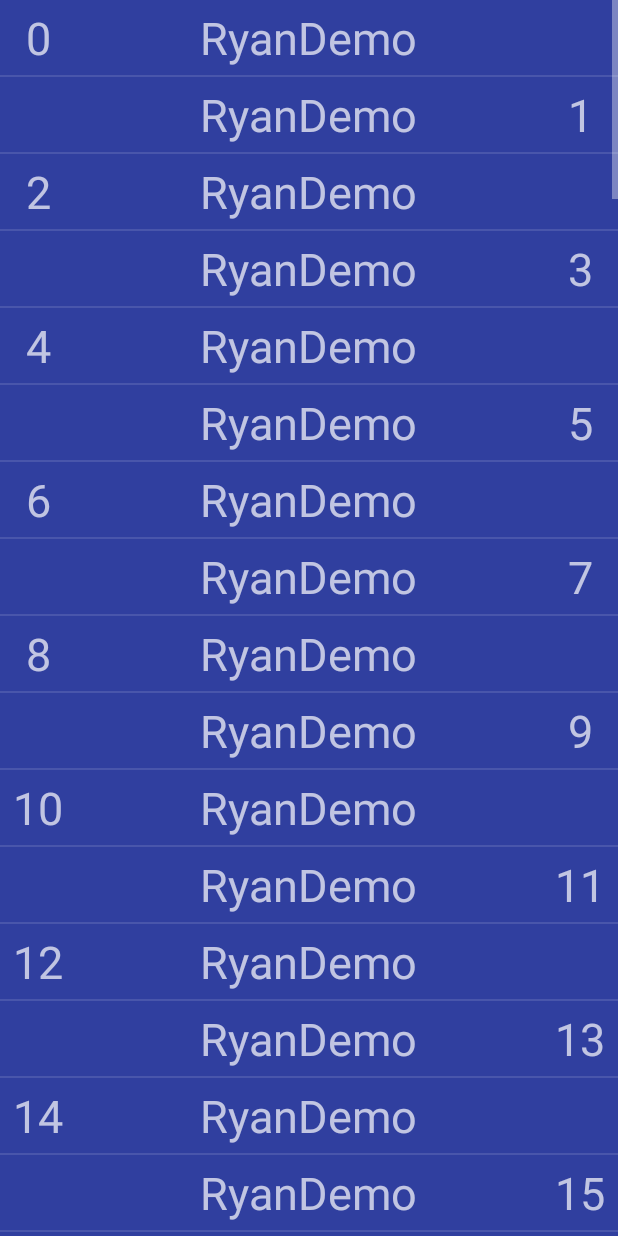
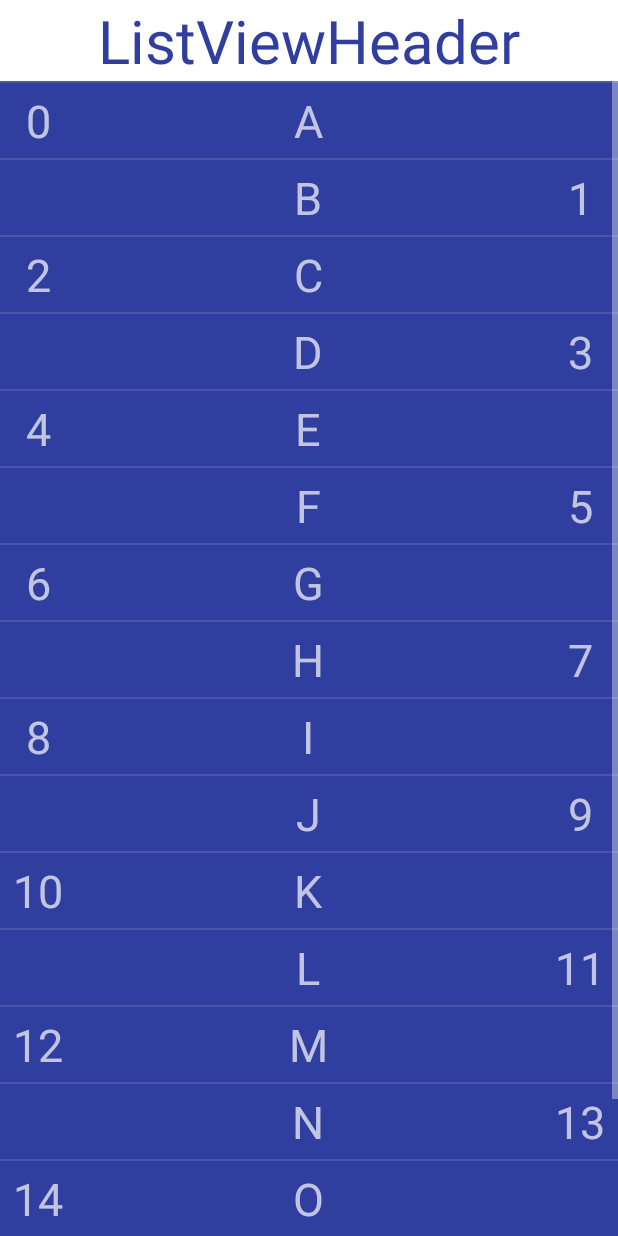
Before and after one commit to keegan118/RyanAndroidDemo, an Android app: the screen it shows after launch (ListViewActivity), after a tap on an icon or button, on a phone screen of 412 x 824 dp. Run offline under Robolectric (Android 15) with nearby library versions, the phone set to English and light mode, and no system bars.

Commit message:
Added Header, Footer, Log, SuperClass

```diff
--- a/app/src/main/AndroidManifest.xml
+++ b/app/src/main/AndroidManifest.xml
@@ -3,24 +3,22 @@
     package="com.example.rhutc.ryandemo">
 
     <application
+        android:name=".RyanApp"
         android:allowBackup="true"
         android:icon="@mipmap/ic_launcher"
         android:label="@string/app_name"
         android:supportsRtl="true"
         android:theme="@style/Theme.AppCompat.NoActionBar">
-
         <activity android:name=".MainActivity">
             <intent-filter>
                 <action android:name="android.intent.action.MAIN" />
+
                 <category android:name="android.intent.category.LAUNCHER" />
             </intent-filter>
         </activity>
+        <activity android:name=".ListViewActivity"></activity>
+        <activity android:name=".ViewPagerActivity"></activity>
+        <activity android:name=".BaseActivity"></activity>
+    </application>
 
-        <activity android:name=".ListViewActivity">
-        </activity>
-
-        <activity android:name=".ViewPagerActivity">
-        </activity>
-
-    </application>
 </manifest>
--- /dev/null
+++ b/app/src/main/java/com/example/rhutc/ryandemo/BaseActivity.java
@@ -0,0 +1,27 @@
+package com.example.rhutc.ryandemo;
+
+import android.content.Intent;
+import android.support.v7.app.AppCompatActivity;
+import android.os.Bundle;
+import android.widget.Toast;
+
+public class BaseActivity extends AppCompatActivity {
+
+    @Override
+    protected void onCreate(Bundle savedInstanceState) {
+        super.onCreate(savedInstanceState);
+    }
+
+    public void toActivity(Class name){
+        Intent intent = new Intent(this, ListViewActivity.class);
+        startActivity(intent);
+    }
+
+    public void toastShort(String s){
+        Toast.makeText(this, s, Toast.LENGTH_SHORT).show();
+    }
+
+    public void toastLong(String s){
+        Toast.makeText(this, s, Toast.LENGTH_LONG).show();
+    }
+}
--- a/app/src/main/java/com/example/rhutc/ryandemo/ListViewActivity.java
+++ b/app/src/main/java/com/example/rhutc/ryandemo/ListViewActivity.java
@@ -2,27 +2,67 @@ package com.example.rhutc.ryandemo;
 
 import android.support.v7.app.AppCompatActivity;
 import android.os.Bundle;
+import android.util.Log;
+import android.view.Gravity;
 import android.view.View;
 import android.widget.AdapterView;
+import android.widget.LinearLayout;
 import android.widget.ListView;
+import android.widget.TextView;
 import android.widget.Toast;
 
 import com.example.rhutc.ryandemo.adapter.ListViewAdapter;
+import com.example.rhutc.ryandemo.util.UtilLog;
+
+import java.util.ArrayList;
 
 public class ListViewActivity extends AppCompatActivity implements AdapterView.OnItemClickListener {
 
     private ListView listView;
+    private ArrayList<String> result;
 
     @Override
     protected void onCreate(Bundle savedInstanceState) {
         super.onCreate(savedInstanceState);
         setContentView(R.layout.activity_list_view);
+        result = new ArrayList<>();
+        createFakeResult();
         initialView();
+    }
+
+    private void createFakeResult() {
+        result.add("A");
+        result.add("B");
+        result.add("C");
+        result.add("D");
+        result.add("E");
+        result.add("F");
+        result.add("G");
+        result.add("H");
+        result.add("I");
+        result.add("J");
+        result.add("K");
+        result.add("L");
+        result.add("M");
+        result.add("N");
+        result.add("O");
+        result.add("P");
     }
 
     private void initialView() {
         listView = (ListView) findViewById(R.id.list_view);
-        ListViewAdapter listViewAdapter = new ListViewAdapter(this);
+        View v = getLayoutInflater().inflate(R.layout.list_view_header, null);
+
+        LinearLayout lvh = (LinearLayout) v.findViewById(R.id.list_view_header);
+        ListViewAdapter listViewAdapter = new ListViewAdapter(this, result);
+        listView.addHeaderView(lvh);
+
+        TextView tv = new TextView(this);
+        tv.setText("We have no more content.");
+        tv.setTextSize(28);
+        tv.setGravity(Gravity.CENTER);
+        listView.addFooterView(tv);
+
         listView.setAdapter(listViewAdapter);
         listView.setOnItemClickListener(this);
     }
@@ -30,5 +70,6 @@ public class ListViewActivity extends AppCompatActivity implements AdapterView.O
     @Override
     public void onItemClick(AdapterView<?> parent, View view, int position, long id) {
         Toast.makeText(this, "listView was clicked at position: " + position, Toast.LENGTH_LONG).show();
+        UtilLog.logD("testListViewActivity", String.valueOf(position));
     }
 }
--- a/app/src/main/java/com/example/rhutc/ryandemo/MainActivity.java
+++ b/app/src/main/java/com/example/rhutc/ryandemo/MainActivity.java
@@ -4,12 +4,14 @@ import android.content.Intent;
 import android.support.v4.view.ViewPager;
 import android.support.v7.app.AppCompatActivity;
 import android.os.Bundle;
+import android.util.Log;
 import android.view.View;
 import android.widget.AdapterView;
+import android.widget.BaseAdapter;
 import android.widget.ImageButton;
 import android.widget.Toast;
 
-public class MainActivity extends AppCompatActivity {
+public class MainActivity extends BaseActivity {
 
     private ImageButton bt1, bt2, bt3;
     private ImageButton topLeftButton;
@@ -45,9 +47,14 @@ public class MainActivity extends AppCompatActivity {
         bt3.setOnClickListener(new View.OnClickListener() {
             @Override
             public void onClick(View v) {
-                Toast.makeText(v.getContext(), "Button 3", Toast.LENGTH_SHORT).show();
-                Intent intent = new Intent(v.getContext(), ListViewActivity.class);
-                startActivity(intent);
+
+                // Using the methods that we made in BaseActivity because this class extends it
+                toastShort("Button 3");
+                toActivity(ListViewActivity.class);
+
+                // Old way to do it
+                //Intent intent = new Intent(v.getContext(), ListViewActivity.class);
+                //startActivity(intent);
             }
         });
         topLeftButton.setOnClickListener(new View.OnClickListener() {
@@ -59,4 +66,8 @@ public class MainActivity extends AppCompatActivity {
             }
         });
     }
+
+    public void onClick(View v){
+        Toast.makeText(this,"Button 2 was Clicked", Toast.LENGTH_SHORT).show();
+    }
 }
--- /dev/null
+++ b/app/src/main/java/com/example/rhutc/ryandemo/RyanApp.java
@@ -0,0 +1,14 @@
+package com.example.rhutc.ryandemo;
+
+import android.app.Application;
+
+import com.example.rhutc.ryandemo.util.UtilLog;
+
+public class RyanApp extends Application {
+
+    @Override
+    public void onCreate() {
+        super.onCreate();
+        UtilLog.setDebugMode(true);
+    }
+}
--- a/app/src/main/java/com/example/rhutc/ryandemo/adapter/ListViewAdapter.java
+++ b/app/src/main/java/com/example/rhutc/ryandemo/adapter/ListViewAdapter.java
@@ -9,6 +9,8 @@ import android.widget.TextView;
 
 import com.example.rhutc.ryandemo.R;
 
+import java.util.ArrayList;
+
 /**
  * Created by rhutc on 1/25/2017.
  */
@@ -17,15 +19,17 @@ public class ListViewAdapter extends BaseAdapter {
 
     private Context context;
     private LayoutInflater mInflater;
+    private ArrayList<String> listResult;
 
-    public ListViewAdapter(Context context) {
+    public ListViewAdapter(Context context, ArrayList<String> listResult) {
         this.context = context;
         mInflater = (LayoutInflater) context.getSystemService(Context.LAYOUT_INFLATER_SERVICE);
+        this.listResult = listResult;
     }
 
     @Override
     public int getCount() {
-        return 100;
+        return listResult.size();
     }
 
     @Override
@@ -58,6 +62,7 @@ public class ListViewAdapter extends BaseAdapter {
         }
         holder.textView1.setText(String.valueOf(position));
         holder.textView3.setText(String.valueOf(position));
+        holder.textView2.setText(listResult.get(position));
         if (position % 2 == 0) {
             holder.textView1.setVisibility(View.VISIBLE);
             holder.textView3.setVisibility(View.INVISIBLE);
--- /dev/null
+++ b/app/src/main/java/com/example/rhutc/ryandemo/util/UtilLog.java
@@ -0,0 +1,18 @@
+package com.example.rhutc.ryandemo.util;
+
+import android.util.Log;
+
+public class UtilLog {
+
+    private static boolean debugMode = false;
+
+    public static void setDebugMode(boolean b) {
+        debugMode = b;
+    }
+
+    public static void logD(String key, String value) {
+        if (debugMode) {
+            Log.d(key, value);
+        }
+    }
+}
--- /dev/null
+++ b/app/src/main/res/layout/list_view_header.xml
@@ -0,0 +1,17 @@
+<?xml version="1.0" encoding="utf-8"?>
+<LinearLayout xmlns:android="http://schemas.android.com/apk/res/android"
+    android:id="@+id/list_view_header"
+    android:orientation="vertical" android:layout_width="match_parent"
+    android:background="@color/white"
+    android:layout_height="100dp">
+
+    <TextView
+        android:layout_width="match_parent"
+        android:layout_height="match_parent"
+        android:textSize="40sp"
+        android:layout_gravity="center"
+        android:gravity="center"
+        android:textColor="@color/colorPrimaryDark"
+        android:text="@string/listviewheader"/>
+
+</LinearLayout>
--- a/app/src/main/res/values/strings.xml
+++ b/app/src/main/res/values/strings.xml
@@ -5,4 +5,5 @@
     <string name="fragment_1_text">Fragment 1</string>
     <string name="fragment_2_text">Fragment 2</string>
     <string name="fragment_3_text">Fragment 3</string>
+    <string name="listviewheader">ListViewHeader</string>
 </resources>
```
